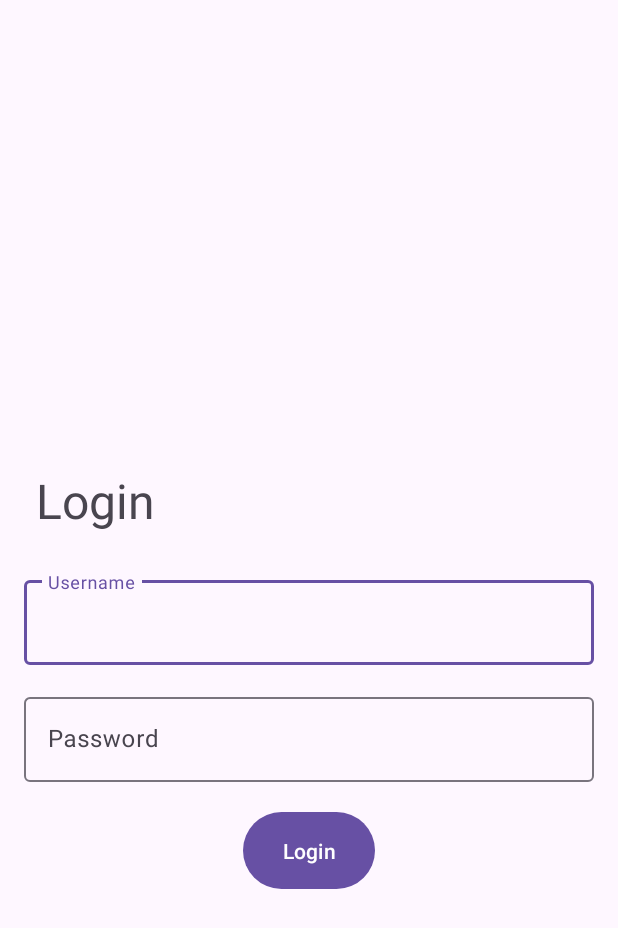
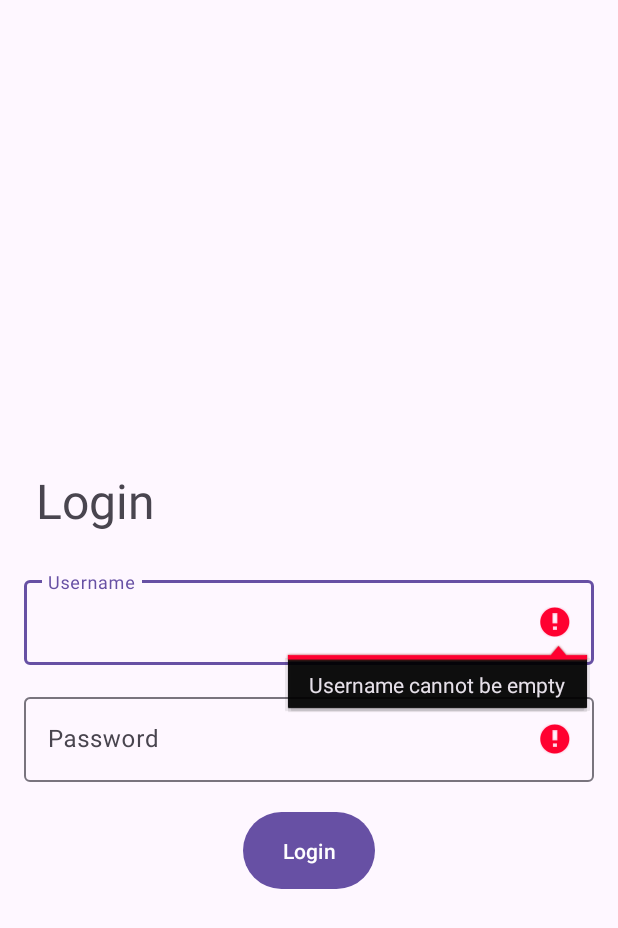
Before and after one commit to gakukek/TechnicalTest2, an Android app: the screen it shows after launch (MainActivity), after a tap on "Login", on a phone screen of 412 x 824 dp. Shown: the top 928 px of the screen. Run offline under Robolectric (Android 15) with nearby library versions, the phone set to English and light mode, and no system bars; our stand-ins replace Firebase (no records; nobody signed in at launch, a user with empty details on screens opened directly).

```diff
--- a/app/src/main/java/com/example/technicaltest2/LoginFragment.kt
+++ b/app/src/main/java/com/example/technicaltest2/LoginFragment.kt
@@ -29,8 +29,14 @@ class LoginFragment : Fragment() {
         loginButton = view.findViewById(R.id.loginButton)
 
         loginButton.setOnClickListener {
-            val username = usernameEditText.text.toString()
-            var password = passwordEditText.text.toString()
+            val username = usernameEditText.text.toString().trim()
+            var password = passwordEditText.text.toString().trim()
+            if (username.isEmpty()) {
+                usernameEditText.error = "Username cannot be empty"
+            }
+            if (password.isEmpty()) {
+                passwordEditText.error = "Password cannot be empty"
+            }
             if (username.isNotEmpty() && password.isNotEmpty()) { //not null check
                 password = "$password@@" //masih workaround, min pass 6 kata
                 val email = "$username@email.com" // Workaround in order to use Firebase Auth
--- a/app/src/main/res/layout/fragment_login.xml
+++ b/app/src/main/res/layout/fragment_login.xml
@@ -31,7 +31,8 @@
             android:id="@+id/usernameEditText"
             android:layout_width="match_parent"
             android:layout_height="wrap_content"
-            android:hint="@string/username_hint"/>
+            android:hint="@string/username_hint"
+            android:inputType="text"/>
 
     </com.google.android.material.textfield.TextInputLayout>
 
```
